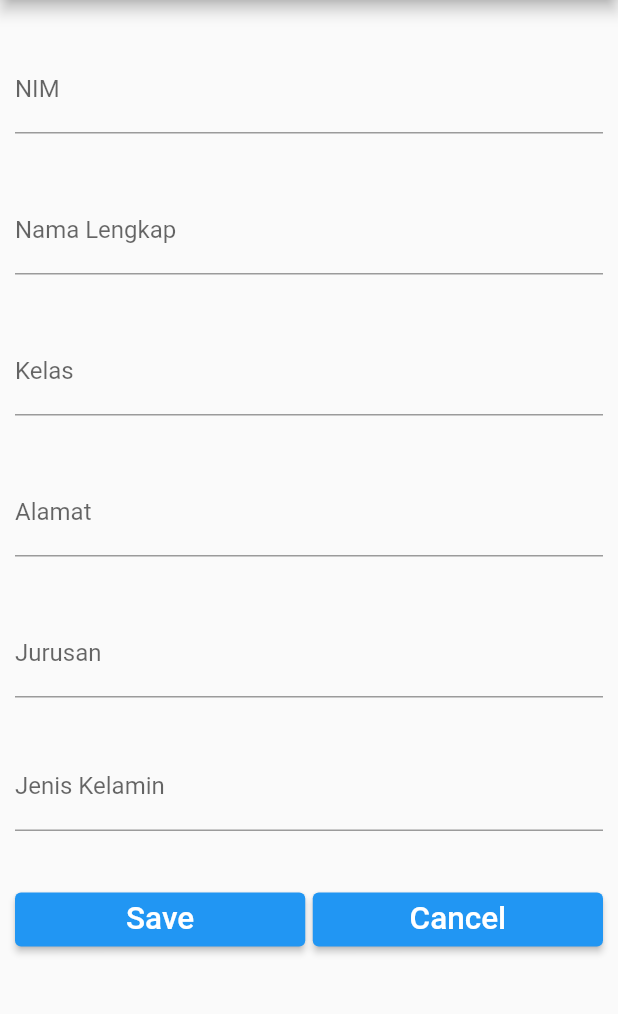
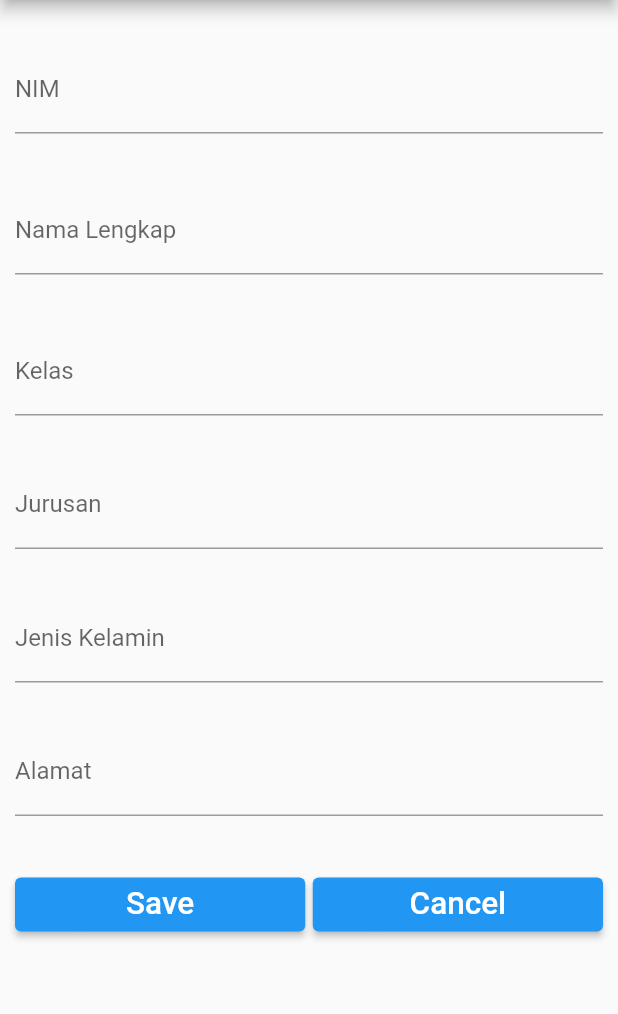
Before and after one commit to azaliasafira/UTS-Flutter-Informasi-Data-Mahasiswa, a Flutter app: the screen it shows after launch, after a tap on "Tambah Item", on a phone screen of 412 x 824 dp, the part 84-1098 px from its top. Run offline on Flutter 3.47's test engine with Material 2 defaults, Android fonts, the phone set to English and light mode, and no system bars; our stand-ins replace sqflite; accounts and stored records are empty; network calls fail.

Commit message:
Tabel 1 dan 2 : Data mhs,Announcement  (bisa)

```diff
--- a/lib/data_mhs.dart
+++ b/lib/data_mhs.dart
@@ -16,9 +16,14 @@ class _DataState extends State<DataMhs> {
   int count = 0;
   List<Item> itemList;
 
+  void initState() {
+    super.initState();
+    updateListView();
+  }
+
   @override
   Widget build(BuildContext context) {
-    updateListView();
+    // updateListView();
     if (itemList == null) {
       itemList = [];
     }
--- a/lib/dbhelper.dart
+++ b/lib/dbhelper.dart
@@ -15,7 +15,7 @@ class DbHelper {
     String path = directory.path + 'informasi_mhs.db';
 //create, read databases
     var itemDatabase = openDatabase(path,
-        version: 6, onCreate: _createDb, onUpgrade: _onUpgrade);
+        version: 12, onCreate: _createDb, onUpgrade: _onUpgrade);
 //mengembalikan nilai object sebagai hasil dari fungsinya
     return itemDatabase;
   }
@@ -28,24 +28,24 @@ class DbHelper {
 //buat tabel baru dengan nama item
   void _createDb(Database db, int version) async {
     var batch = db.batch();
-    batch.execute('DROP TABLE IF EXIST item');
-    batch.execute('DROP TABLE IF EXIST pengumuman');
+    batch.execute('DROP TABLE IF EXISTS item');
+    batch.execute('DROP TABLE IF EXISTS pengumuman');
     batch.execute('''
       CREATE TABLE item (
       id INTEGER PRIMARY KEY AUTOINCREMENT,
       nim  INTEGER,
       name TEXT,
       kelas TEXT,
-      alamat TEXT,
       jurusan TEXT,
-      jk TEXT
+      jk TEXT,
+      alamat TEXT
       )
       ''');
     batch.execute('''
       CREATE TABLE pengumuman(
       id INTEGER PRIMARY KEY AUTOINCREMENT,
       judul TEXT,
-      deskripsi TEXT,
+      deskripsi TEXT
       )
     ''');
     await batch.commit();
--- a/lib/drawerNav.dart
+++ b/lib/drawerNav.dart
@@ -30,7 +30,7 @@ class _DrawerNavState extends State<DrawerNav> {
             ),
             ListTile(
               leading: Icon(Icons.library_add),
-              title: Text("Nilai Mahasiswa"),
+              title: Text("Announcement"),
               onTap: () => Navigator.of(context).push(
                   MaterialPageRoute(builder: (context) => pengumumanHome())),
             ),
--- a/lib/entryform.dart
+++ b/lib/entryform.dart
@@ -16,9 +16,9 @@ class EntryFormState extends State<EntryForm> {
   TextEditingController nimController = TextEditingController();
   TextEditingController nameController = TextEditingController();
   TextEditingController kelasController = TextEditingController();
-  TextEditingController alamatController = TextEditingController();
   TextEditingController jurusanController = TextEditingController();
   TextEditingController jkController = TextEditingController();
+  TextEditingController almtController = TextEditingController();
 
   @override
   Widget build(BuildContext context) {
@@ -27,9 +27,9 @@ class EntryFormState extends State<EntryForm> {
       nimController.text = item.nim.toString();
       nameController.text = item.name;
       kelasController.text = item.kelas;
-      alamatController.text = item.alamat;
       jurusanController.text = item.jurusan;
       jkController.text = item.jk;
+      almtController.text = item.almt;
     }
     //rubah
     return Scaffold(
@@ -94,24 +94,6 @@ class EntryFormState extends State<EntryForm> {
                 ),
               ),
 
-              // Alamat
-              Padding(
-                padding: EdgeInsets.only(top: 20.0, bottom: 20.0),
-                child: TextField(
-                  controller: alamatController,
-                  keyboardType: TextInputType.text,
-                  decoration: InputDecoration(
-                    labelText: 'Alamat',
-                    // border: OutlineInputBorder(
-                    //   borderRadius: BorderRadius.circular(5.0),
-                    // ),
-                  ),
-                  onChanged: (value) {
-                    //
-                  },
-                ),
-              ),
-
               // jurusan
               Padding(
                 padding: EdgeInsets.only(top: 15.0, bottom: 15.0),
@@ -148,6 +130,24 @@ class EntryFormState extends State<EntryForm> {
                 ),
               ),
 
+              //alamat
+              Padding(
+                padding: EdgeInsets.only(top: 15.0, bottom: 15.0),
+                child: TextField(
+                  controller: almtController,
+                  keyboardType: TextInputType.text,
+                  decoration: InputDecoration(
+                    labelText: 'Alamat',
+                    // border: OutlineInputBorder(
+                    //   borderRadius: BorderRadius.circular(5.0),
+                    // ),
+                  ),
+                  onChanged: (value) {
+                    //
+                  },
+                ),
+              ),
+
               // tombol button
               Padding(
                 padding: EdgeInsets.only(top: 20.0, bottom: 20.0),
@@ -169,17 +169,17 @@ class EntryFormState extends State<EntryForm> {
                                 int.parse(nimController.text),
                                 nameController.text,
                                 kelasController.text,
-                                alamatController.text,
                                 jurusanController.text,
-                                jkController.text);
+                                jkController.text,
+                                almtController.text);
                           } else {
                             // ubah data
                             item.nim = int.parse(nimController.text);
                             item.name = nameController.text;
                             item.kelas = kelasController.text;
-                            item.alamat = alamatController.text;
                             item.jurusan = jurusanController.text;
                             item.jk = jkController.text;
+                            item.almt = almtController.text;
                           }
                           // kembali ke layar sebelumnya dengan membawa objek item
                           Navigator.pop(context, item);
--- a/lib/item.dart
+++ b/lib/item.dart
@@ -3,9 +3,9 @@ class Item {
   int _nim;
   String _name;
   String _kelas;
-  String _alamat;
   String _jurusan;
   String _jk;
+  String _almt;
 
   int get id => _id;
 
@@ -18,18 +18,17 @@ class Item {
   String get kelas => this._kelas;
   set kelas(String value) => this._kelas = value;
 
-  String get alamat => this._alamat;
-  set alamat(String value) => this.alamat = value;
-
   String get jurusan => this._jurusan;
   set jurusan(String value) => this._jurusan = value;
 
   String get jk => this._jk;
   set jk(String value) => this._jk = value;
 
+  get almt => this._almt;
+  set almt(value) => this._almt = value;
+
   // konstruktor versi 1
-  Item(this._nim, this._name, this._kelas, this._alamat, this._jurusan,
-      this._jk);
+  Item(this._nim, this._name, this._kelas, this._jurusan, this._jk, this._almt);
 
   // konstruktor versi 2: konversi dari Map ke Item
   Item.fromMap(Map<String, dynamic> map) {
@@ -37,9 +36,9 @@ class Item {
     this._nim = map['nim'];
     this._name = map['name'];
     this._kelas = map['kelas'];
-    this._alamat = map['alamat'];
     this._jurusan = map['jurusan'];
     this._jk = map['jk'];
+    this._almt = map['alamat'];
   }
 
   // konversi dari Item ke Map
@@ -49,9 +48,9 @@ class Item {
     map['nim'] = nim;
     map['name'] = name;
     map['kelas'] = kelas;
-    map['alamat'] = alamat;
     map['jurusan'] = jurusan;
     map['jk'] = jk;
+    map['alamat'] = almt;
     return map;
   }
 }
--- a/lib/pengumuman.dart
+++ b/lib/pengumuman.dart
@@ -2,6 +2,8 @@ class Pengumuman {
   int _id;
   String _judul;
   String _deskripsi;
+
+  static var pengumuman;
 
   get id => this._id;
 
@@ -21,11 +23,12 @@ class Pengumuman {
     this._deskripsi = map['deskripsi'];
   }
 
-  // konversi dari Item ke Map
+  // konversi dari pengumuman ke Map
   Map<String, dynamic> toMap() {
     Map<String, dynamic> map = Map<String, dynamic>();
     map['id'] = this._id;
     map['judul'] = this._judul;
     map['deskripsi'] = this._deskripsi;
+    return map;
   }
 }
--- a/lib/pengumumanHome.dart
+++ b/lib/pengumumanHome.dart
@@ -7,6 +7,7 @@ import 'package:sqflite/sqflite.dart';
 
 // ignore: camel_case_types
 class pengumumanHome extends StatefulWidget {
+  // static const pengumumanPage = '/pengumuman';
   @override
   _PengumumanState createState() => _PengumumanState();
 }
```
